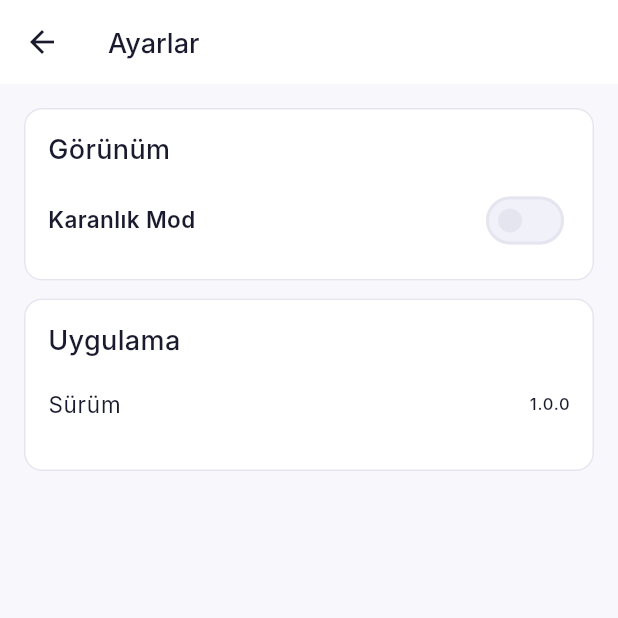
After one commit to BerkOzbezen/PagePace-app, a Flutter app: the SettingsScreen screen opened by its route, on a phone screen of 412 x 824 dp, the top half of it. The commit adds this screen. Run offline on Flutter 3.47's test engine with Material 3 defaults, Android fonts, the phone set to English and light mode, and no system bars; our stand-ins replace dio, firebase_auth, firebase_core, fl_chart, go_router, google_sign_in and 1 more; accounts and stored records are empty; network calls fail; Roboto replaces fonts that are missing (Inter).

Commit message:
feat: add book search, cover images, dark mode and settings screen

```diff
--- /dev/null
+++ b/frontend/lib/core/providers/theme_provider.dart
@@ -0,0 +1,33 @@
+import 'package:flutter/material.dart';
+import 'package:shared_preferences/shared_preferences.dart';
+
+class ThemeProvider extends ChangeNotifier {
+  static const _prefKey = 'theme_mode';
+
+  ThemeMode _themeMode = ThemeMode.system;
+
+  ThemeMode get themeMode => _themeMode;
+
+  bool get isDarkMode => _themeMode == ThemeMode.dark;
+
+  Future<void> loadPreferences() async {
+    final prefs = await SharedPreferences.getInstance();
+    final stored = prefs.getString(_prefKey);
+    if (stored == null) return;
+
+    _themeMode = switch (stored) {
+      'light' => ThemeMode.light,
+      'dark' => ThemeMode.dark,
+      _ => ThemeMode.system,
+    };
+    notifyListeners();
+  }
+
+  Future<void> setThemeMode(ThemeMode mode) async {
+    if (_themeMode == mode) return;
+    _themeMode = mode;
+    notifyListeners();
+    final prefs = await SharedPreferences.getInstance();
+    await prefs.setString(_prefKey, mode.name);
+  }
+}
--- a/frontend/lib/core/utils/book_mapper.dart
+++ b/frontend/lib/core/utils/book_mapper.dart
@@ -26,7 +26,7 @@ Map<String, Object?> bookFromApi(Map<String, dynamic> json) {
     'currentPage': _readInt(json['current_page']),
     'status': json['status'] as String? ?? 'reading',
     'coverColor': coverColorFromId(id),
-    'coverUrl': json['cover_url'] as String?,
+    'coverUrl': json['cover_url'] as String? ?? '',
     'isbn': json['isbn'] as String?,
   };
 }
--- a/frontend/lib/features/books/screens/books_screen.dart
+++ b/frontend/lib/features/books/screens/books_screen.dart
@@ -201,11 +201,13 @@ class _BooksTab extends StatelessWidget {
         final current = (b['currentPage'] as int?) ?? 0;
         final progress = total <= 0 ? 0.0 : (current / total).clamp(0.0, 1.0);
         final cover = Color(((b['coverColor'] as int?) ?? 0xFF6C63FF));
+        final coverUrl = (b['coverUrl'] as String?) ?? '';
 
         return BookListItem(
           title: title,
           progress: progress,
           coverColor: cover,
+          coverUrl: coverUrl,
           onTap: () => context.go('/books/$id'),
         );
       },
--- a/frontend/lib/features/books/widgets/book_list_item.dart
+++ b/frontend/lib/features/books/widgets/book_list_item.dart
@@ -8,12 +8,14 @@ class BookListItem extends StatelessWidget {
     required this.title,
     required this.progress,
     required this.coverColor,
+    this.coverUrl = '',
     this.onTap,
   });
 
   final String title;
   final double progress;
   final Color coverColor;
+  final String coverUrl;
   final VoidCallback? onTap;
 
   @override
@@ -22,6 +24,7 @@ class BookListItem extends StatelessWidget {
       title: title,
       progress: progress,
       coverColor: coverColor,
+      coverUrl: coverUrl,
       onTap: onTap,
     );
   }
--- a/frontend/lib/features/profile/screens/profile_screen.dart
+++ b/frontend/lib/features/profile/screens/profile_screen.dart
@@ -107,6 +107,12 @@ class _ProfileScreenState extends State<ProfileScreen> {
           icon: const Icon(Icons.arrow_back),
           onPressed: () => context.go('/books'),
         ),
+        actions: [
+          IconButton(
+            icon: const Icon(Icons.settings),
+            onPressed: () => context.go('/settings'),
+          ),
+        ],
       ),
       body: _loading
           ? const Center(child: CircularProgressIndicator())
--- /dev/null
+++ b/frontend/lib/features/settings/screens/settings_screen.dart
@@ -0,0 +1,84 @@
+import 'package:flutter/material.dart';
+import 'package:go_router/go_router.dart';
+import 'package:provider/provider.dart';
+
+import '../../../core/providers/theme_provider.dart';
+import '../../../core/theme/app_text_styles.dart';
+import '../../../shared/widgets/pp_card.dart';
+
+class SettingsScreen extends StatelessWidget {
+  const SettingsScreen({super.key});
+
+  @override
+  Widget build(BuildContext context) {
+    final scheme = Theme.of(context).colorScheme;
+    final themeProvider = context.watch<ThemeProvider>();
+
+    return Scaffold(
+      appBar: AppBar(
+        title: const Text('Ayarlar'),
+        automaticallyImplyLeading: true,
+        leading: IconButton(
+          icon: const Icon(Icons.arrow_back),
+          onPressed: () => context.go('/profile'),
+        ),
+      ),
+      body: ListView(
+        padding: const EdgeInsets.all(16),
+        children: [
+          PPCard(
+            child: Column(
+              crossAxisAlignment: CrossAxisAlignment.stretch,
+              children: [
+                Text(
+                  'Görünüm',
+                  style: AppTextStyles.h3.copyWith(color: scheme.onSurface),
+                ),
+                const SizedBox(height: 12),
+                Row(
+                  children: [
+                    Expanded(
+                      child: Text(
+                        'Karanlık Mod',
+                        style: AppTextStyles.body.copyWith(
+                          color: scheme.onSurface,
+                          fontWeight: FontWeight.w600,
+                        ),
+                      ),
+                    ),
+                    Switch(
+                      value: themeProvider.isDarkMode,
+                      onChanged: (enabled) {
+                        themeProvider.setThemeMode(
+                          enabled ? ThemeMode.dark : ThemeMode.light,
+                        );
+                      },
+                    ),
+                  ],
+                ),
+              ],
+            ),
+          ),
+          const SizedBox(height: 12),
+          PPCard(
+            child: Column(
+              crossAxisAlignment: CrossAxisAlignment.stretch,
+              children: [
+                Text(
+                  'Uygulama',
+                  style: AppTextStyles.h3.copyWith(color: scheme.onSurface),
+                ),
+                const SizedBox(height: 4),
+                const ListTile(
+                  contentPadding: EdgeInsets.zero,
+                  title: Text('Sürüm'),
+                  trailing: Text('1.0.0'),
+                ),
+              ],
+            ),
+          ),
+        ],
+      ),
+    );
+  }
+}
--- a/frontend/pubspec.yaml
+++ b/frontend/pubspec.yaml
@@ -41,6 +41,8 @@ dependencies:
   firebase_auth: ^5.3.4
   google_sign_in: ^6.2.2
   cloud_firestore: ^5.6.0
+  shared_preferences: ^2.2.2
+  provider: ^6.1.2
 
 dev_dependencies:
   flutter_test:
```
Also changed, not shown: frontend/lib/core/services/api_service.dart (+18 -0 lines), frontend/lib/features/books/screens/add_book_screen.dart (+130 -10 lines), frontend/lib/features/books/screens/book_detail_screen.dart (+9 -10 lines), frontend/lib/main.dart (+18 -2 lines), frontend/lib/shared/widgets/pp_book_card.dart (+9 -28 lines), frontend/lib/shared/widgets/pp_book_cover.dart (added, +68 -0 lines), frontend/pubspec.lock, 3 other files.
